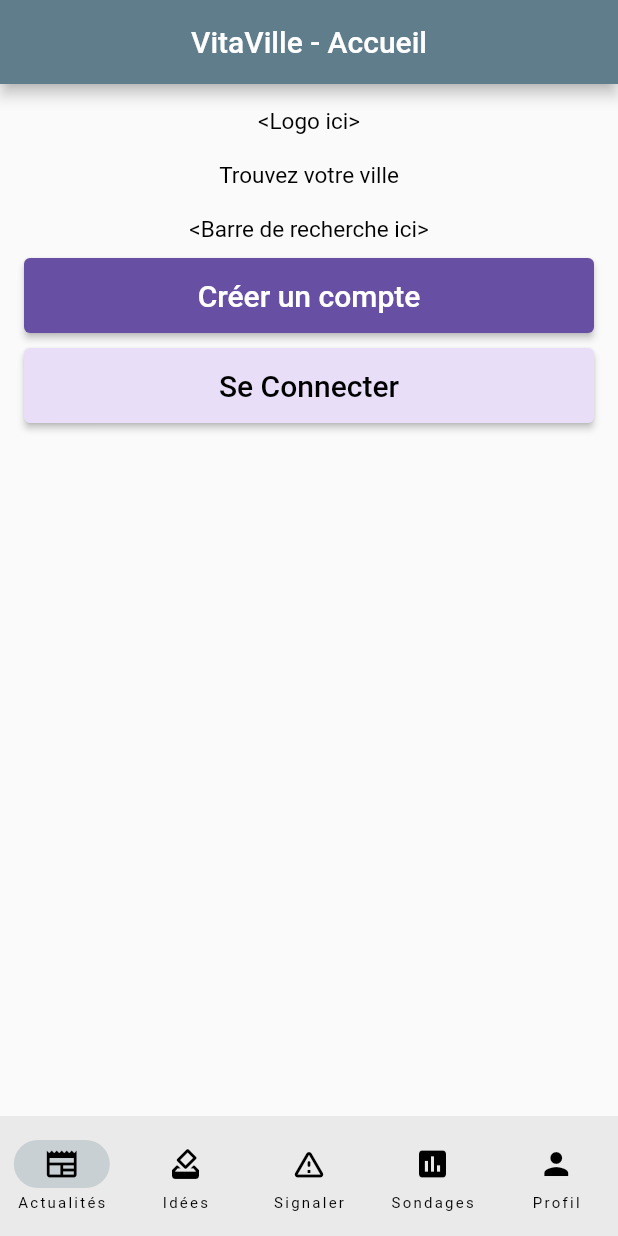
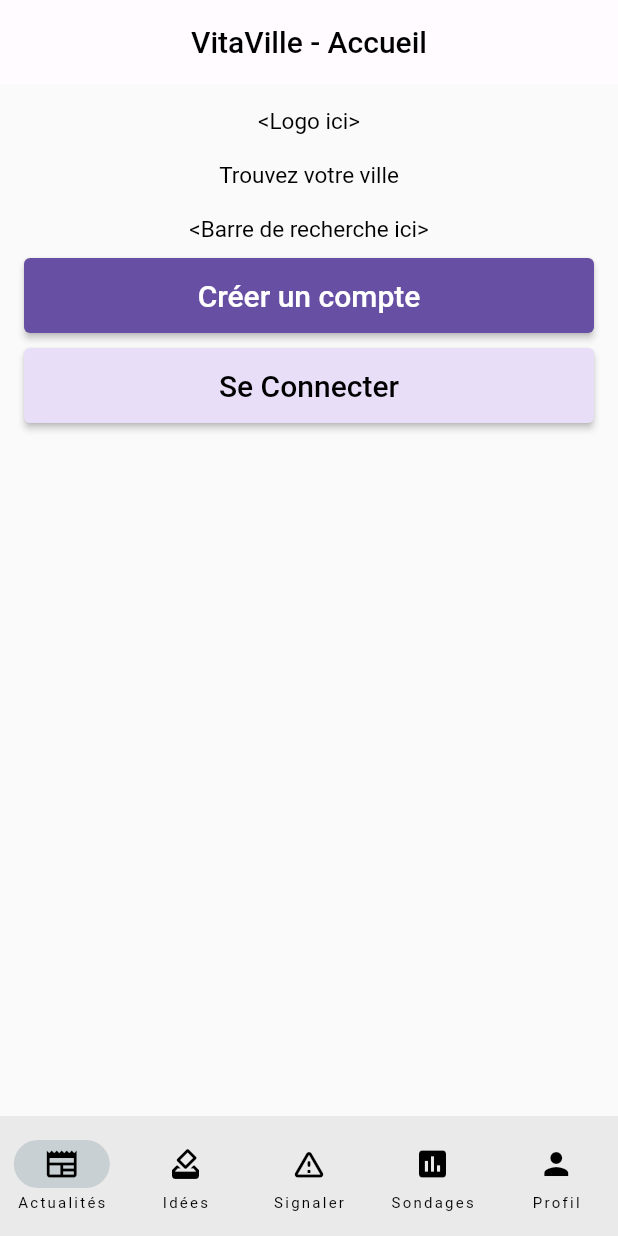
Before and after one commit to lucasburte/vitaville, a Flutter app: the screen it shows after launch, on a phone screen of 412 x 824 dp. Run offline on Flutter 3.47's test engine with Material 2 defaults, Android fonts, the light colour scheme and no system bars.

Commit message:
Meilleure appbar qui colle mieux au thème défini sur Figma (voir accueil_page.dart)

```diff
--- a/lib/accueil_page.dart
+++ b/lib/accueil_page.dart
@@ -8,7 +8,14 @@ class AccueilPage extends StatelessWidget {
   Widget build(BuildContext context) {
     return Scaffold(
       appBar: AppBar(
-        title: const Text("VitaVille - Accueil"),
+        title: const Text(
+          "VitaVille - Accueil",
+          style: TextStyle(
+            color: Colors.black,
+          ),
+        ),
+        backgroundColor: const Color(0xFFFFFBFE),
+        elevation: 0,
         centerTitle: true,
       ),
       body: const RootPage(),
```
